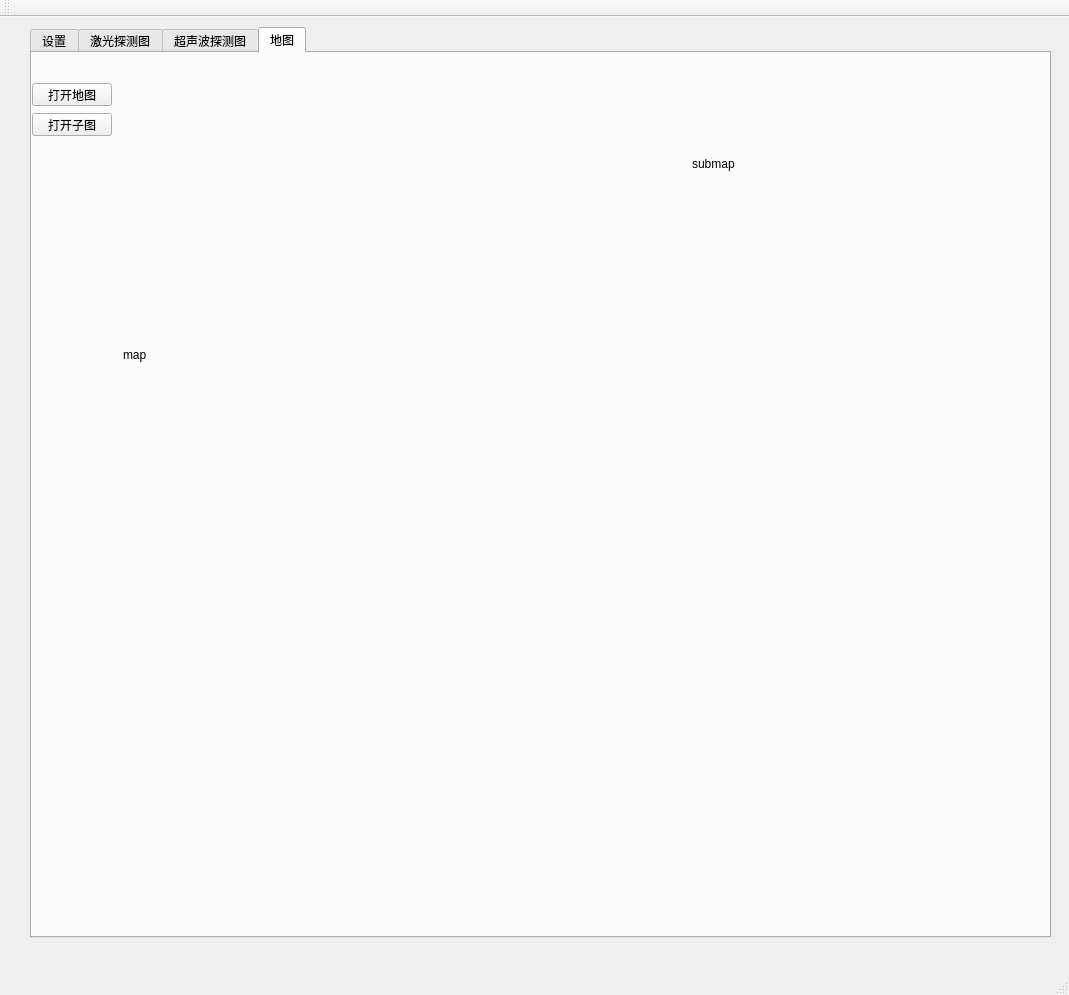
The window that src/a_robot_platform/src/client/qt_client/mainwindow.ui (zwhg/distributed_robot_sys) describes before a commit, drawn with Qt 5.
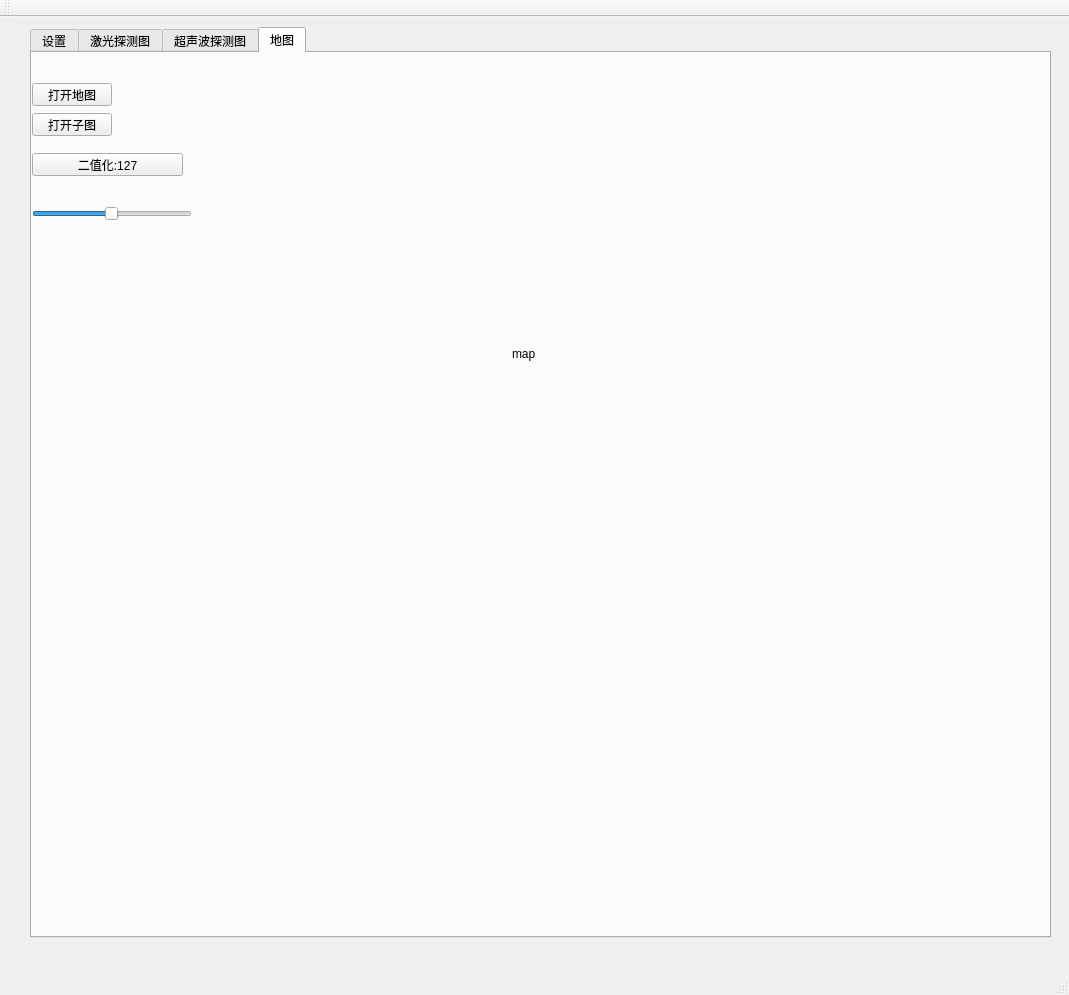
The same window after the commit. The open tabs and pages were chosen to show the change.

```diff
--- a/src/a_robot_platform/src/client/qt_client/mainwindow.ui
+++ b/src/a_robot_platform/src/client/qt_client/mainwindow.ui
@@ -1060,8 +1060,8 @@
      <widget class="QLabel" name="lbl_map">
       <property name="geometry">
        <rect>
-        <x>91</x>
-        <y>11</y>
+        <x>480</x>
+        <y>10</y>
         <width>521</width>
         <height>581</height>
        </rect>
@@ -1070,19 +1070,6 @@
        <string>map</string>
       </property>
      </widget>
-     <widget class="QLabel" name="lbl_sub_map">
-      <property name="geometry">
-       <rect>
-        <x>660</x>
-        <y>10</y>
-        <width>281</width>
-        <height>201</height>
-       </rect>
-      </property>
-      <property name="text">
-       <string>submap</string>
-      </property>
-     </widget>
      <widget class="QPushButton" name="pBtn_open_submap">
       <property name="geometry">
        <rect>
@@ -1096,6 +1083,44 @@
        <string>打开子图</string>
       </property>
      </widget>
+     <widget class="QPushButton" name="pBtn_binarization">
+      <property name="geometry">
+       <rect>
+        <x>0</x>
+        <y>100</y>
+        <width>151</width>
+        <height>23</height>
+       </rect>
+      </property>
+      <property name="text">
+       <string>二值化:127</string>
+      </property>
+      <property name="checkable">
+       <bool>true</bool>
+      </property>
+      <property name="checked">
+       <bool>false</bool>
+      </property>
+     </widget>
+     <widget class="QSlider" name="horizontalSlider">
+      <property name="geometry">
+       <rect>
+        <x>0</x>
+        <y>150</y>
+        <width>160</width>
+        <height>22</height>
+       </rect>
+      </property>
+      <property name="maximum">
+       <number>255</number>
+      </property>
+      <property name="value">
+       <number>127</number>
+      </property>
+      <property name="orientation">
+       <enum>Qt::Horizontal</enum>
+      </property>
+     </widget>
     </widget>
    </widget>
   </widget>
```
Left out of the diff: 7 changed lines with no effect on the pictures.
